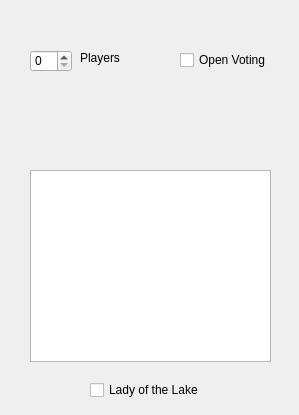
Old version of the form src/gui/createserverwindow.ui in the repository JRandomHacker/CS429-Avalon.
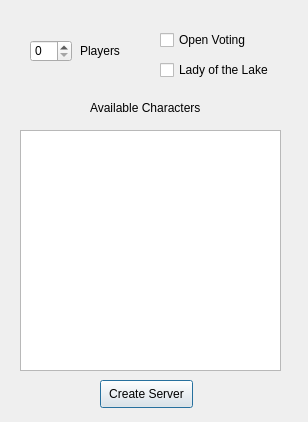
New version of the form.

Commit message:
(Mostly) Finished Server Options Window
See title

Patch:
```diff
--- a/src/gui/createserverwindow.ui
+++ b/src/gui/createserverwindow.ui
@@ -6,8 +6,8 @@
    <rect>
     <x>0</x>
     <y>0</y>
-    <width>299</width>
-    <height>415</height>
+    <width>308</width>
+    <height>422</height>
    </rect>
   </property>
   <property name="windowTitle">
@@ -16,10 +16,10 @@
   <widget class="QListView" name="listView">
    <property name="geometry">
     <rect>
-     <x>30</x>
-     <y>170</y>
-     <width>241</width>
-     <height>192</height>
+     <x>20</x>
+     <y>130</y>
+     <width>261</width>
+     <height>241</height>
     </rect>
    </property>
   </widget>
@@ -27,7 +27,7 @@
    <property name="geometry">
     <rect>
      <x>30</x>
-     <y>50</y>
+     <y>40</y>
      <width>42</width>
      <height>22</height>
     </rect>
@@ -36,8 +36,8 @@
   <widget class="QCheckBox" name="checkBox">
    <property name="geometry">
     <rect>
-     <x>180</x>
-     <y>50</y>
+     <x>160</x>
+     <y>30</y>
      <width>101</width>
      <height>20</height>
     </rect>
@@ -49,8 +49,8 @@
   <widget class="QCheckBox" name="checkBox_2">
    <property name="geometry">
     <rect>
-     <x>90</x>
-     <y>380</y>
+     <x>160</x>
+     <y>60</y>
      <width>121</width>
      <height>20</height>
     </rect>
@@ -63,15 +63,41 @@
    <property name="geometry">
     <rect>
      <x>80</x>
-     <y>50</y>
-     <width>55</width>
-     <height>16</height>
+     <y>40</y>
+     <width>51</width>
+     <height>21</height>
     </rect>
    </property>
    <property name="text">
     <string>Players</string>
    </property>
   </widget>
+  <widget class="QLabel" name="labelAvailChars">
+   <property name="geometry">
+    <rect>
+     <x>90</x>
+     <y>100</y>
+     <width>121</width>
+     <height>16</height>
+    </rect>
+   </property>
+   <property name="text">
+    <string>Available Characters</string>
+   </property>
+  </widget>
+  <widget class="QPushButton" name="buttonCreateServer">
+   <property name="geometry">
+    <rect>
+     <x>100</x>
+     <y>380</y>
+     <width>93</width>
+     <height>28</height>
+    </rect>
+   </property>
+   <property name="text">
+    <string>Create Server</string>
+   </property>
+  </widget>
  </widget>
  <resources/>
  <connections/>
```
Left out of the diff: 8 changed lines with no effect on the pictures. The commit also changes 1 other file.
